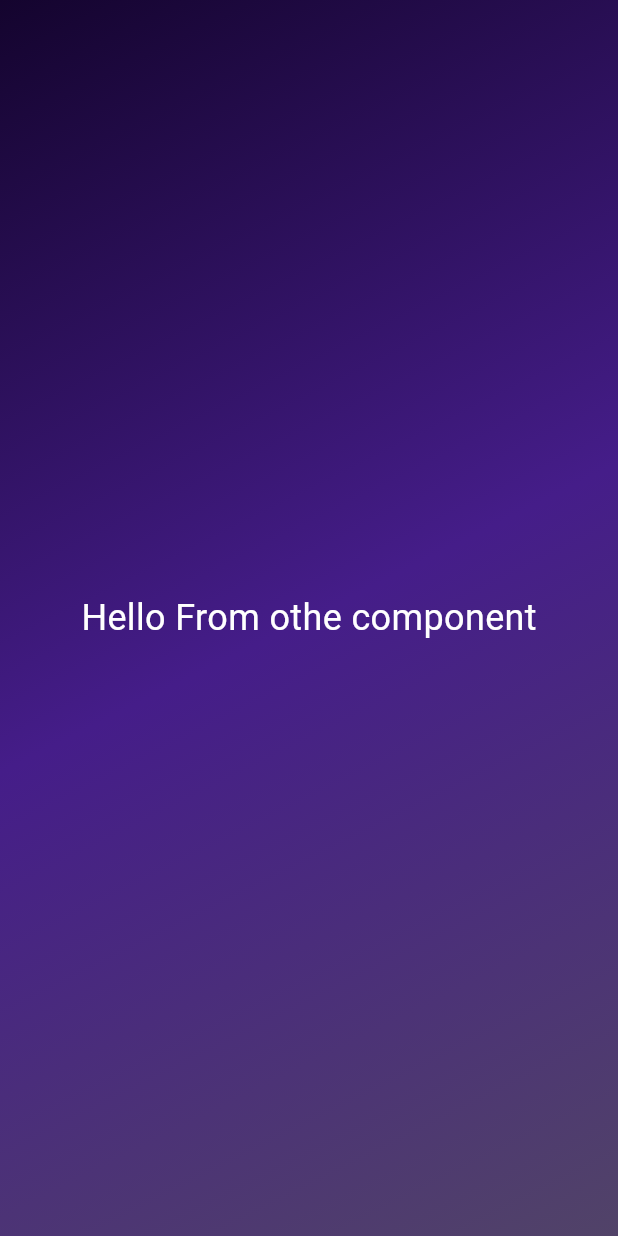
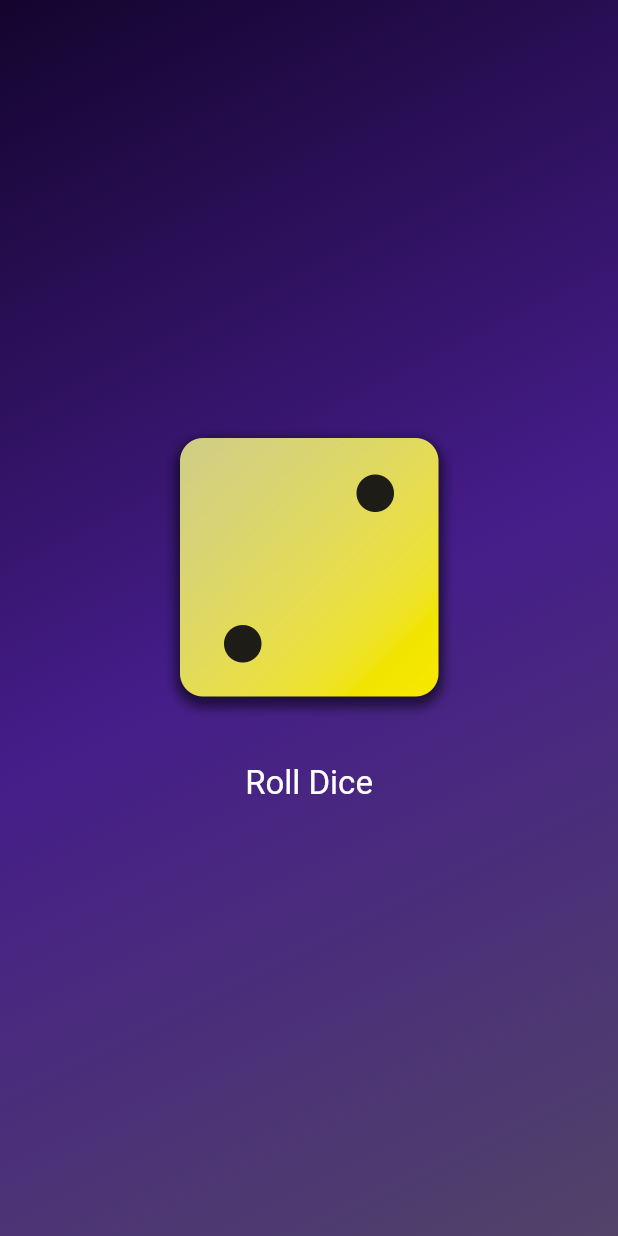
Before and after one commit to fahim25/flutter_practice, a Flutter app: the screen it shows after launch, on a phone screen of 412 x 824 dp. Run offline on Flutter 3.47's test engine with Material 3 defaults, Android fonts, the phone set to English and light mode, and no system bars.

Commit message:
dice roll

```diff
--- /dev/null
+++ b/lib/dice_roller.dart
@@ -0,0 +1,63 @@
+import 'package:flutter/material.dart';
+import 'dart:math';
+
+class DiceRoller extends StatefulWidget {
+  const DiceRoller({super.key});
+
+  @override
+  State<StatefulWidget> createState() {
+    return _DiceRollerState();
+    // TODO: implement createState
+    // throw UnimplementedError();
+  }
+}
+
+class _DiceRollerState extends State<DiceRoller> {
+  var activeImage = 'assets/images/dice-1.png';
+  var currentDiceRoll = 2;
+  void rollDice() {
+    setState(
+      () {
+        // activeImage = 'assets/images/dice-$diceRollNum.png';
+        currentDiceRoll = Random().nextInt(6) + 1;
+      },
+    );
+
+    print("object");
+  }
+
+  @override
+  Widget build(BuildContext context) {
+    return Column(
+      mainAxisSize: MainAxisSize.min,
+      children: [
+        Image.asset(
+          // activeImage,
+          'assets/images/dice-$currentDiceRoll.png',
+          width: 200,
+        ),
+
+        // OutlinedButton(onPressed: onPressed, child: child)
+
+        const SizedBox(
+          height: 20,
+        ),
+
+        TextButton(
+          onPressed: rollDice,
+          style: TextButton.styleFrom(
+            // padding: EdgeInsets.only(top: 20),
+            foregroundColor: Colors.white,
+            textStyle: const TextStyle(
+              fontSize: 22,
+            ),
+          ),
+          child: const Text('Roll Dice'),
+        ),
+        // TextButton(onPressed: () {}, child: const Text('Roll Dice'))
+      ],
+    );
+    // TODO: implement build
+    // throw UnimplementedError();
+  }
+}
--- a/lib/gradient_container.dart
+++ b/lib/gradient_container.dart
@@ -1,3 +1,4 @@
+import 'package:first_app/dice_roller.dart';
 import 'package:first_app/welcome_message.dart';
 import 'package:flutter/material.dart';
 
@@ -10,7 +11,11 @@ const endGradient = Alignment.bottomRight;
 //for widgets
 class GradientContainer extends StatelessWidget {
   const GradientContainer(this.outputColors, {super.key});
+  // const GradientContainer(this.outputColors, {super.key});
+
   //can take the colors one by one, like string
+
+  // const GradientContainer.purple({super.key})
 
   final List<Color> outputColors;
 
@@ -27,7 +32,8 @@ class GradientContainer extends StatelessWidget {
         ),
       ),
       child: const Center(
-        child: WelcomeMessage("Hello From othe component"),
+        // child: WelcomeMessage("Hello From othe component"),
+        child: DiceRoller(),
       ),
     );
 
```
Also changed, not shown: pubspec.yaml (+9 -3 lines), assets/images/dice-1.png (added), assets/images/dice-2.png (added), assets/images/dice-3.png (added), assets/images/dice-4.png (added), assets/images/dice-5.png (added), assets/images/dice-6.png (added).
